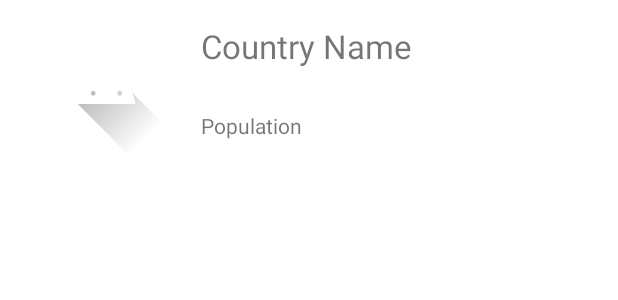
After one commit to Yvelin-officiel/GSwaf, an Android app: the layout like_item.xml on its own in the app's theme, with its tools: preview values and no code run, on a phone screen of 412 x 824 dp. The commit adds this screen. Shown: the top 300 px of the screen. Run offline under Robolectric (Android 15) with nearby library versions, the phone set to English and light mode, and no system bars.

Commit message:
like commit

```diff
--- /dev/null
+++ b/app/src/main/res/layout/like_item.xml
@@ -0,0 +1,49 @@
+<?xml version="1.0" encoding="utf-8"?>
+<androidx.constraintlayout.widget.ConstraintLayout
+    xmlns:android="http://schemas.android.com/apk/res/android"
+    xmlns:app="http://schemas.android.com/apk/res-auto"
+    xmlns:tools="http://schemas.android.com/tools"
+    android:layout_width="match_parent"
+    android:layout_height="match_parent">
+
+    <ImageView
+        android:id="@+id/imageView_CoktailPic"
+        android:layout_width="110sp"
+        android:layout_height="90sp"
+        android:layout_marginStart="16dp"
+        android:layout_marginLeft="16dp"
+        android:layout_marginTop="16dp"
+        app:layout_constraintStart_toStartOf="parent"
+        app:layout_constraintTop_toTopOf="parent"
+        app:srcCompat="@drawable/ic_launcher_foreground"
+        tools:ignore="VectorDrawableCompat" />
+
+    <TextView
+        android:id="@+id/textView_CoktailName"
+        android:layout_width="0dp"
+        android:layout_height="50dp"
+        android:layout_marginStart="8dp"
+        android:layout_marginLeft="8dp"
+        android:layout_marginTop="16dp"
+        android:layout_marginEnd="16dp"
+        android:layout_marginRight="16dp"
+        android:text="Country Name"
+        android:textSize="22sp"
+        app:layout_constraintEnd_toEndOf="parent"
+        app:layout_constraintStart_toEndOf="@+id/imageView_CoktailPic"
+        app:layout_constraintTop_toTopOf="parent" />
+
+    <TextView
+        android:id="@+id/textView_ingredient"
+        android:layout_width="0dp"
+        android:layout_height="30dp"
+        android:layout_marginStart="8dp"
+        android:layout_marginLeft="8dp"
+        android:layout_marginTop="8dp"
+        android:layout_marginEnd="16dp"
+        android:layout_marginRight="16dp"
+        android:text="Population"
+        app:layout_constraintEnd_toEndOf="parent"
+        app:layout_constraintStart_toEndOf="@+id/imageView_CoktailPic"
+        app:layout_constraintTop_toBottomOf="@+id/textView_CoktailName" />
+</androidx.constraintlayout.widget.ConstraintLayout>
```
Also changed, not shown: app/src/main/java/com/example/gswaf/CustomListAdapter.java (added, +82 -0 lines), app/src/main/java/com/example/gswaf/LikesActivity.java (+50 -0 lines), app/src/main/res/drawable/border.xml (added, +8 -0 lines), app/src/main/res/layout/activity_likes.xml (+38 -5 lines).
